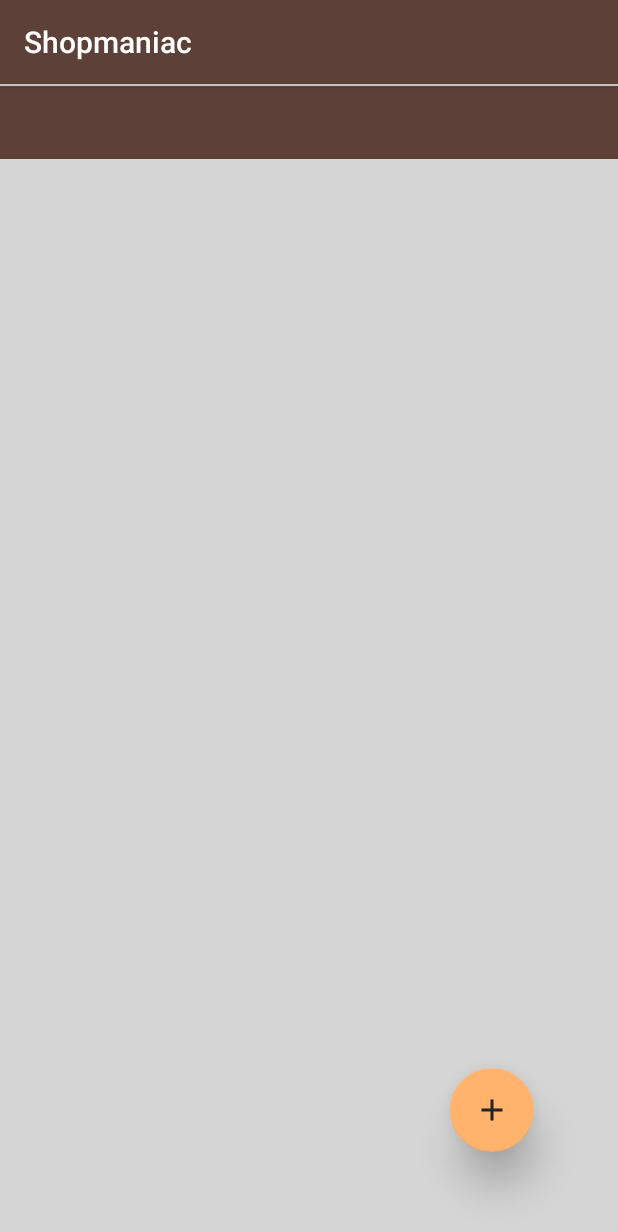
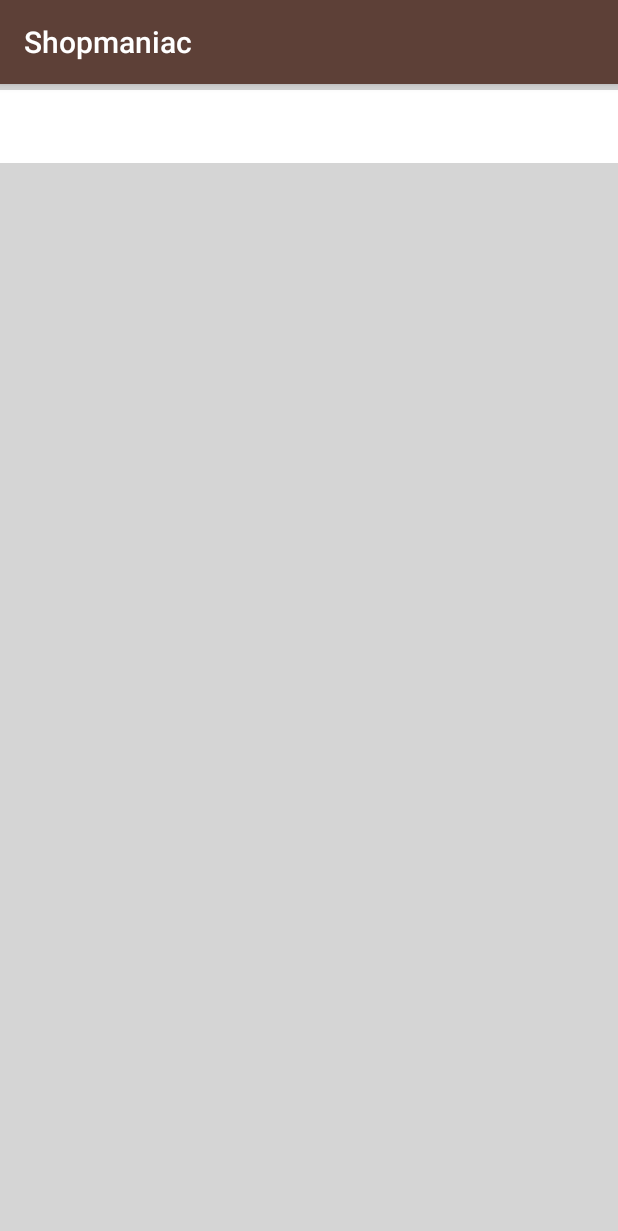
Before and after one commit to iiw/shopmaniac, an Android app: the screen it shows after launch (ShopmaniacActivity), after a tap on an icon or button, on a phone screen of 412 x 824 dp. Shown: the top 1231 px of the screen. Run offline under Robolectric (Android 15) with nearby library versions, the phone set to English and light mode, and no system bars; libraries missing offline, so code that uses them is left out: net.yslibrary.android; 2 statements that could not run were skipped.

Commit message:
adding items

```diff
--- a/app/build.gradle
+++ b/app/build.gradle
@@ -45,4 +45,7 @@ dependencies {
     // Koin for Android
     implementation 'org.koin:koin-android:2.0.1'
     implementation 'com.google.android.material:material:1.0.0'
+    // Keyboard Events listener
+    // https://github.com/yshrsmz/KeyboardVisibilityEvent
+    implementation 'net.yslibrary.keyboardvisibilityevent:keyboardvisibilityevent:2.3.0'
 }
--- a/app/src/main/java/ac/summer/shopmaniac/presenter/IShopmaniacView.kt
+++ b/app/src/main/java/ac/summer/shopmaniac/presenter/IShopmaniacView.kt
@@ -4,4 +4,6 @@ import ac.summer.shopmaniac.domain.ItemRowModel
 
 interface IShopmaniacView {
     fun setItems(items: List<ItemRowModel>)
+    fun setAddButtonVisible(isVisible: Boolean)
+    fun clearAllFocus()
 }
--- a/app/src/main/java/ac/summer/shopmaniac/view/ItemViewHolder.kt
+++ b/app/src/main/java/ac/summer/shopmaniac/view/ItemViewHolder.kt
@@ -6,6 +6,7 @@ import ac.summer.shopmaniac.presenter.ShopmaniacPresenter
 import android.content.Context
 import android.util.Log
 import android.view.View
+import android.view.ViewTreeObserver
 import android.view.inputmethod.InputMethodManager
 import android.widget.EditText
 import android.widget.TextView
@@ -13,10 +14,12 @@ import androidx.recyclerview.widget.RecyclerView
 import org.koin.core.KoinComponent
 import org.koin.core.inject
 
+
 class ItemViewHolder(view: View) : RecyclerView.ViewHolder(view), KoinComponent {
     private val presenter: ShopmaniacPresenter by inject()
     private val invisibleText: EditText by lazy { view.findViewById<EditText>(R.id.invisible_text) }
     private val itemName: TextView by lazy { view.findViewById<TextView>(R.id.item_name) }
+
     fun bind(item: ItemRowModel) {
         when (item.type) {
             ItemRowModel.NEW -> onBindNewRow(item)
@@ -30,6 +33,7 @@ class ItemViewHolder(view: View) : RecyclerView.ViewHolder(view), KoinComponent
         val imm =
             itemView.context.getSystemService(Context.INPUT_METHOD_SERVICE) as InputMethodManager
         imm.toggleSoftInput(InputMethodManager.SHOW_FORCED, InputMethodManager.HIDE_IMPLICIT_ONLY)
+
         invisibleText.setOnEditorActionListener { textView, i, keyEvent ->
             imm.hideSoftInputFromWindow(textView.windowToken, 0)
             textView.clearFocus()
@@ -41,6 +45,7 @@ class ItemViewHolder(view: View) : RecyclerView.ViewHolder(view), KoinComponent
     }
 
     private fun onBindNormalRow(item: ItemRowModel) {
+        invisibleText.visibility = View.GONE
         itemName.text = item.text
     }
 }
--- a/app/src/main/java/ac/summer/shopmaniac/view/ShopmaniacActivity.kt
+++ b/app/src/main/java/ac/summer/shopmaniac/view/ShopmaniacActivity.kt
@@ -8,11 +8,14 @@ import android.annotation.SuppressLint
 import androidx.appcompat.app.AppCompatActivity
 import android.os.Bundle
 import android.os.Handler
+import android.util.Log
 import android.view.View
 import android.widget.EditText
+import androidx.core.view.isVisible
 import androidx.recyclerview.widget.ItemTouchHelper
 import androidx.recyclerview.widget.LinearLayoutManager
 import kotlinx.android.synthetic.main.activity_fullscreen.*
+import net.yslibrary.android.keyboardvisibilityevent.KeyboardVisibilityEvent
 import org.koin.android.ext.android.inject
 
 /**
@@ -65,6 +68,12 @@ class ShopmaniacActivity : AppCompatActivity(), IShopmaniacView {
         val toggleTouchHelper = ItemTouchHelper(ItemSwipeToggleBehavior())
         removeTouchHelper.attachToRecyclerView(items_recycler_view)
         toggleTouchHelper.attachToRecyclerView(items_recycler_view)
+        KeyboardVisibilityEvent.setEventListener(
+            this
+        ) {
+            Log.d("KEYBOARD", "isOpen: $it")
+            presenter.onKeyboardVisibilityChanged(it)
+        }
         presenter.attachView(this)
         presenter.onViewReady()
     }
@@ -111,6 +120,14 @@ class ShopmaniacActivity : AppCompatActivity(), IShopmaniacView {
         itemsRecyclerViewAdapter.update(items)
     }
 
+    override fun setAddButtonVisible(isVisible: Boolean) {
+        button_add.isVisible = isVisible
+    }
+
+    override fun clearAllFocus() {
+        currentFocus?.clearFocus()
+    }
+
     companion object {
         /**
          * Whether or not the system UI should be auto-hidden after
--- a/app/src/main/res/layout/item_layout.xml
+++ b/app/src/main/res/layout/item_layout.xml
@@ -1,9 +1,11 @@
 <?xml version="1.0" encoding="utf-8"?>
 <FrameLayout xmlns:android="http://schemas.android.com/apk/res/android"
+    xmlns:app="http://schemas.android.com/apk/res-auto"
     android:layout_width="match_parent"
     android:layout_height="wrap_content"
-    android:layout_marginTop="1dp"
-    android:background="@color/primary">
+    android:layout_marginTop="4dp"
+    android:background="@color/itemBackground"
+    app:elevation="8dp">
 
     <EditText
         android:id="@+id/invisible_text"
@@ -20,7 +22,7 @@
         android:hint="@null"
         android:importantForAutofill="no"
         android:inputType="textPersonName"
-        android:textColor="@color/paper"
+        android:textColor="@color/text"
         android:textCursorDrawable="@null"
         android:textSize="24sp" />
 
@@ -34,6 +36,6 @@
         android:layout_marginTop="8dp"
         android:layout_marginBottom="8dp"
         android:text="TextView"
-        android:textColor="@color/paper"
+        android:textColor="@color/text"
         android:textSize="24sp" />
 </FrameLayout>
--- a/app/src/main/res/values/colors.xml
+++ b/app/src/main/res/values/colors.xml
@@ -2,6 +2,7 @@
 <resources>
     <color name="primary">#5d4037</color>
     <color name="primaryDark">#463029</color>
+    <color name="itemBackground">#ffffff</color>
     <color name="accent">#ffb36c</color>
     <color name="text">#252323</color>
     <color name="paper">#D5D5D5</color>
```
Also changed, not shown: app/src/main/java/ac/summer/shopmaniac/presenter/ShopmaniacPresenter.kt (+12 -1 lines).
